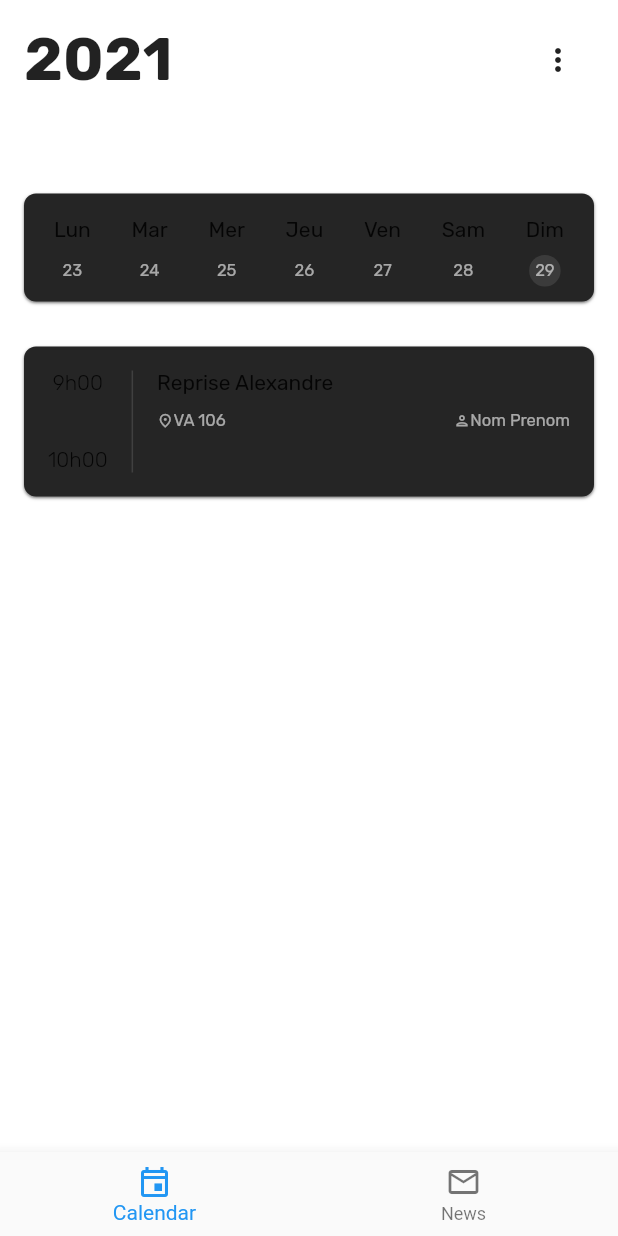
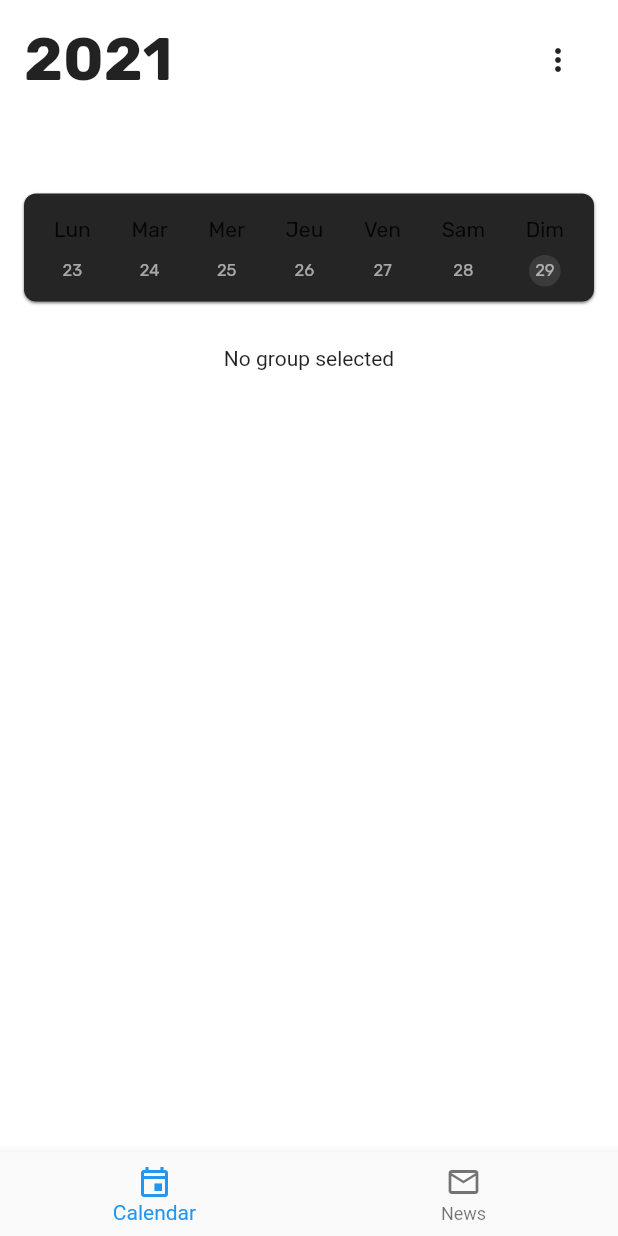
Before and after one commit to gastbob40/infinity-app, a Flutter app: the screen it shows after launch, on a phone screen of 412 x 824 dp. Run offline on Flutter 3.47's test engine with Material 2 defaults, Android fonts, the phone set to English and light mode, and no system bars; our stand-ins replace adaptive_theme, dio, google_fonts, shared_preferences.

Commit message:
feat (calendar): remove fixed size

```diff
--- a/lib/views/widget/calendar/home/calendar_reservations_widget.dart
+++ b/lib/views/widget/calendar/home/calendar_reservations_widget.dart
@@ -1,5 +1,8 @@
 import 'package:flutter/material.dart';
 import 'package:google_fonts/google_fonts.dart';
+import 'package:infinity/domain/entities/selection_entity.dart';
+import 'package:infinity/domain/notifiers/calendar_notifier.dart';
+import 'package:provider/provider.dart';
 
 const Color blockColor = Color(0xFF252525);
 const Color separator = Color(0x1FFFFFFF);
@@ -9,6 +12,12 @@ class CalendarReservationsWidget extends StatelessWidget {
 
   @override
   Widget build(BuildContext context) {
+    CalendarNotifier calendarNotifier = Provider.of(context);
+
+    if (calendarNotifier.selection.type == SelectionType.NONE) {
+      return Expanded(child: Text('No group selected'));
+    }
+
     return Expanded(
       child: SingleChildScrollView(
         child: Column(children: [
@@ -24,9 +33,9 @@ class CalendarReservationsWidget extends StatelessWidget {
                 )
               ],
             ),
-            height: 100,
             padding: EdgeInsets.all(16),
             child: Row(
+              crossAxisAlignment: CrossAxisAlignment.start,
               children: [
                 Container(
                   decoration: BoxDecoration(
@@ -40,6 +49,9 @@ class CalendarReservationsWidget extends StatelessWidget {
                       Text(
                         '9h00',
                         style: GoogleFonts.rubik(fontWeight: FontWeight.w100),
+                      ),
+                      SizedBox(
+                        height: 16,
                       ),
                       Text(
                         '10h00',
--- a/lib/views/widget/calendar/home/week_picker.dart
+++ b/lib/views/widget/calendar/home/week_picker.dart
@@ -1,4 +1,3 @@
-import 'dart:io';
 
 import 'package:flutter/material.dart';
 import 'package:google_fonts/google_fonts.dart';
```
Lines whose indentation alone changed are shown as unchanged.
